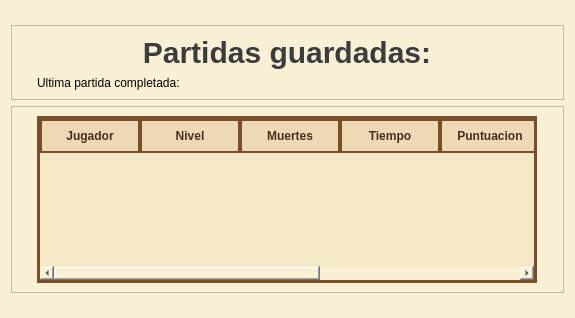
First picture: the form in Ventana_Principal_TFG/views/partidasGuardadas.ui, repository AdriTg00/Videojuego_2d, before the edit.
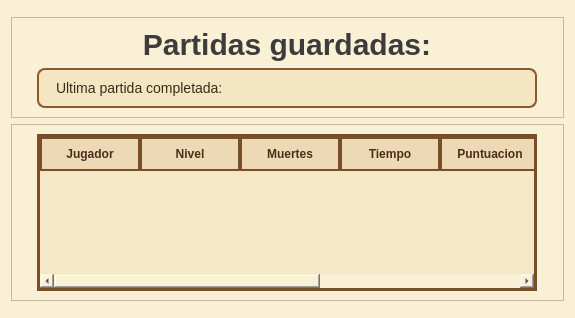
Second picture: the form after the edit.

Commit message: cambios estilo

```diff
--- a/Ventana_Principal_TFG/views/partidasGuardadas.ui
+++ b/Ventana_Principal_TFG/views/partidasGuardadas.ui
@@ -231,6 +231,26 @@
       </item>
       <item row="1" column="0">
        <widget class="QLabel" name="lblEstadisticas">
+        <property name="styleSheet">
+         <string notr="true">QLabel#lblEstadisticas {
+    background-color: #F4E6C3;        /* fondo tipo pergamino */
+    border: 2px solid #8B5A2B;        /* marrón oscuro */
+    border-radius: 8px;
+    padding: 10px 14px;
+
+    color: #3A2A1A;                   /* texto oscuro legible */
+    font-size: 14px;
+    font-family: &quot;Segoe UI&quot;, &quot;Arial&quot;;
+
+    qproperty-alignment: AlignLeft | AlignTop;
+}
+
+/* Título (primera línea con emoji) */
+QLabel#lblEstadisticas {
+    line-height: 1.4;
+}
+</string>
+        </property>
         <property name="text">
          <string>Ultima partida completada:</string>
         </property>
```
The commit also changes 2 other files.
